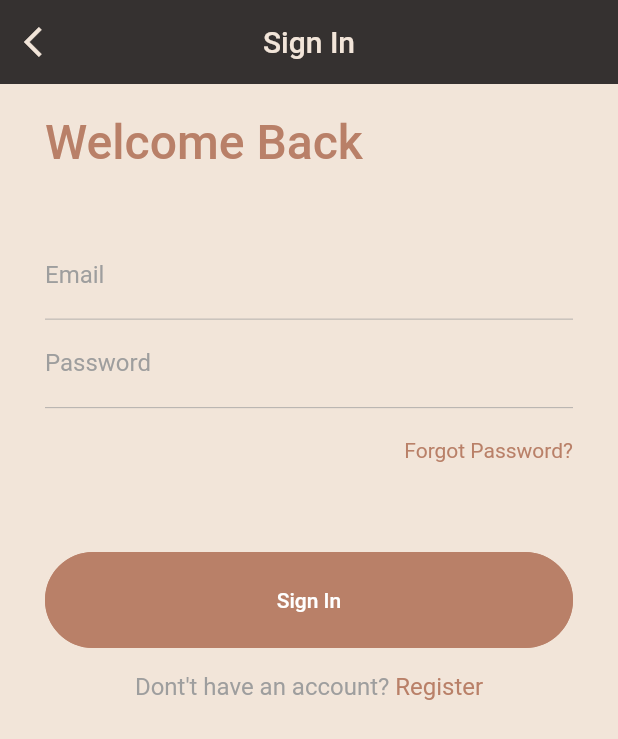
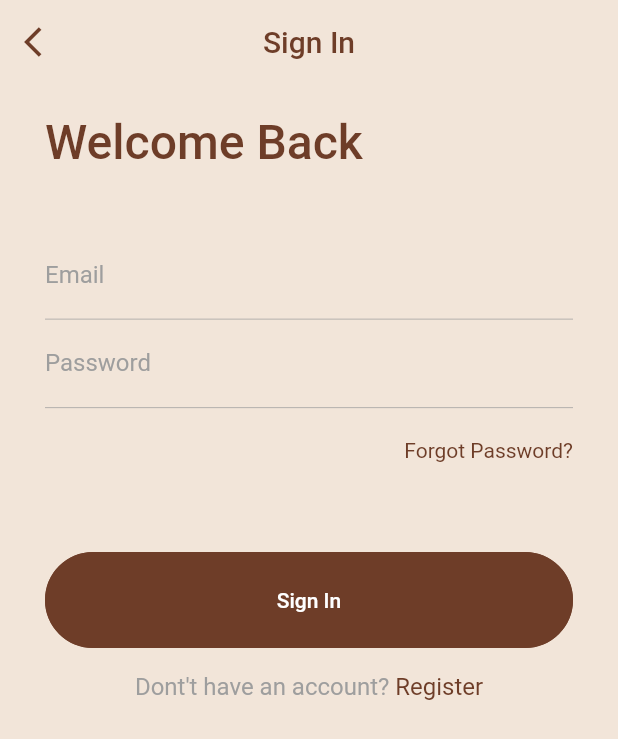
Before and after one commit to angelo-perez/KitchenGoodies, a Flutter app: the screen it shows after launch, after a tap on "Sign In", on a phone screen of 412 x 824 dp. Shown: the top 739 px of the screen. Run offline on Flutter 3.47's test engine with Material 2 defaults, Android fonts, the phone set to English and light mode, and no system bars; our stand-ins replace cloud_firestore, curved_navigation_bar, firebase_auth, firebase_core, firebase_storage, flutter_svg and 3 more; accounts and stored records are empty.

Commit message:
color change login

```diff
--- a/lib/pages/signIn_page.dart
+++ b/lib/pages/signIn_page.dart
@@ -52,13 +52,13 @@ class _SignInPageState extends State<SignInPage> {
       backgroundColor: Color(0xFFF2E5D9),
       resizeToAvoidBottomInset: false,
       appBar: AppBar(
-        backgroundColor: const Color(0xFF12A2726),
+        backgroundColor: const Color(0xFFF2E5D9),
         elevation: 0,
         centerTitle: true,
         title: const Text(
           'Sign In',
           style: TextStyle(
-            color: Color(0xFFF2E5D9),
+            color: Color(0xFF6e3d28),
           ),
         ),
         leading: IconButton(
@@ -67,7 +67,7 @@ class _SignInPageState extends State<SignInPage> {
           },
           icon: const Icon(
             Icons.arrow_back_ios,
-            color: Color(0xFFF2E5D9),
+            color: Color(0xFF6e3d28),
           ),
         ),
       ),
@@ -81,7 +81,7 @@ class _SignInPageState extends State<SignInPage> {
               child: const Text(
                 'Welcome Back',
                 style:
-                    TextStyle(color: Color(0xFFB98068), fontSize: 32, fontWeight: FontWeight.w500),
+                    TextStyle(color: Color(0xFF6e3d28), fontSize: 32, fontWeight: FontWeight.w500),
               ),
             ),
             // <--------- EMAIL AND PASSWORD CONTAINER --------->
@@ -154,7 +154,7 @@ class _SignInPageState extends State<SignInPage> {
               alignment: Alignment.centerRight,
               child: Text(
                 'Forgot Password?',
-                style: TextStyle(color: mPrimaryColor),
+                style: TextStyle(color: Color(0xFF6e3d28)),
               ),
             ),
             const SizedBox(
@@ -169,11 +169,11 @@ class _SignInPageState extends State<SignInPage> {
               child: TextButton(
                 onPressed: loginUser,
                 style: TextButton.styleFrom(
-                  backgroundColor: mPrimaryColor,
+                  backgroundColor: Color(0xFF6e3d28),
                   shape: RoundedRectangleBorder(
                     borderRadius: BorderRadius.circular(36),
                     side: BorderSide(
-                      color: mPrimaryColor,
+                      color: Color(0xFF6e3d28),
                     ),
                   ),
                 ),
@@ -222,7 +222,7 @@ class _SignInPageState extends State<SignInPage> {
                     TextSpan(
                       text: ' Register',
                       style: TextStyle(
-                        color: mPrimaryColor,
+                        color: Color(0xFF6e3d28),
                         fontSize: 16,
                       ),
                       recognizer: TapGestureRecognizer()
--- a/lib/pages/signUp_page.dart
+++ b/lib/pages/signUp_page.dart
@@ -92,13 +92,13 @@ class _SignUpPageState extends State<SignUpPage> {
       backgroundColor: const Color(0xFFF2E5D9),
       resizeToAvoidBottomInset: false,
       appBar: AppBar(
-        backgroundColor: const Color(0xFF12A2726), //Color(0xFFF2E5D9),
+        backgroundColor: const Color(0xFFF2E5D9), //Color(0xFFF2E5D9),
         elevation: 0,
         centerTitle: true,
         title: const Text(
           'Sign Up',
           style: TextStyle(
-            color: Color(0xFFF2E5D9),
+            color: Color(0xFF6e3d28),
           ),
         ),
         leading: IconButton(
@@ -107,7 +107,7 @@ class _SignUpPageState extends State<SignUpPage> {
           },
           icon: const Icon(
             Icons.arrow_back_ios,
-            color: Color(0xFFF2E5D9),
+            color: Color(0xFF6e3d28),
           ),
         ),
       ),
```
